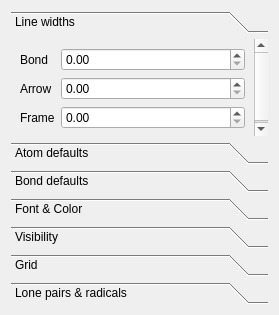
The window that libmolsketch/scenepropertieswidget.ui (timvdm/Molsketch) describes before a commit, drawn with Qt 5.
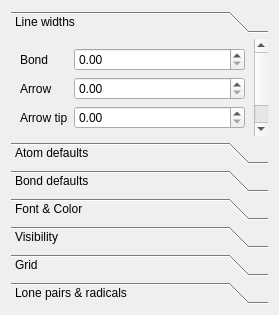
The same window after the commit. Custom widgets are drawn as their Qt base class.

Commit message: Add arrow tip width property to scene

What changed in the file:
```diff
--- a/libmolsketch/scenepropertieswidget.ui
+++ b/libmolsketch/scenepropertieswidget.ui
@@ -20,9 +20,9 @@
       <property name="geometry">
        <rect>
         <x>0</x>
-        <y>0</y>
-        <width>261</width>
-        <height>108</height>
+        <y>-20</y>
+        <width>247</width>
+        <height>128</height>
        </rect>
       </property>
       <attribute name="label">
@@ -53,16 +53,26 @@
        <item row="1" column="1">
         <widget class="QDoubleSpinBox" name="arrowLineWidth"/>
        </item>
-       <item row="2" column="0">
+       <item row="3" column="0">
         <widget class="QLabel" name="frameLineWidthLabel">
          <property name="text">
           <string>Frame</string>
          </property>
         </widget>
        </item>
-       <item row="2" column="1">
+       <item row="3" column="1">
         <widget class="QDoubleSpinBox" name="frameLineWidth"/>
        </item>
+       <item row="2" column="1">
+        <widget class="QDoubleSpinBox" name="arrowTipWidth"/>
+       </item>
+       <item row="2" column="0">
+        <widget class="QLabel" name="arrowTipWidthLabel">
+         <property name="text">
+          <string>Arrow tip</string>
+         </property>
+        </widget>
+       </item>
       </layout>
      </widget>
      <widget class="QWidget" name="atomDefaults">
```
The commit also changes 4 other files.
